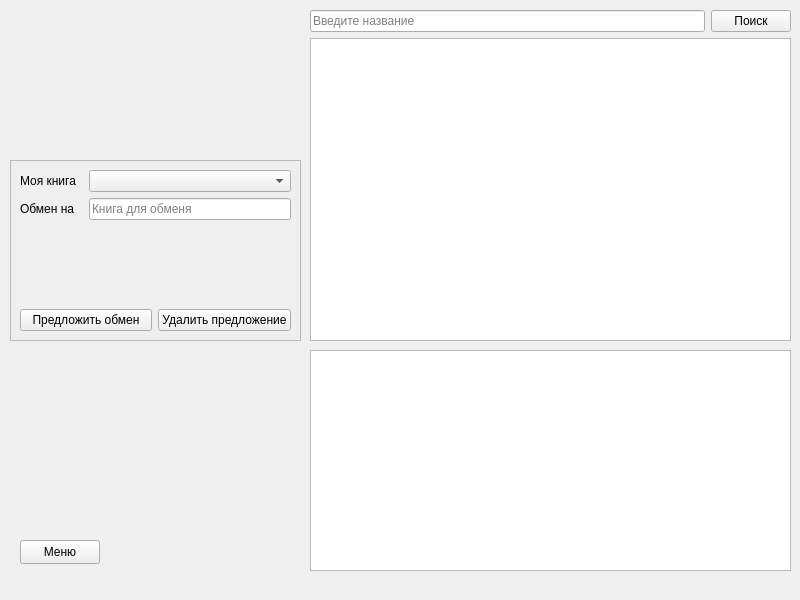
First picture: the form in useroffers.ui, repository DeveloperMan313/book-exchange-qt, before the edit.
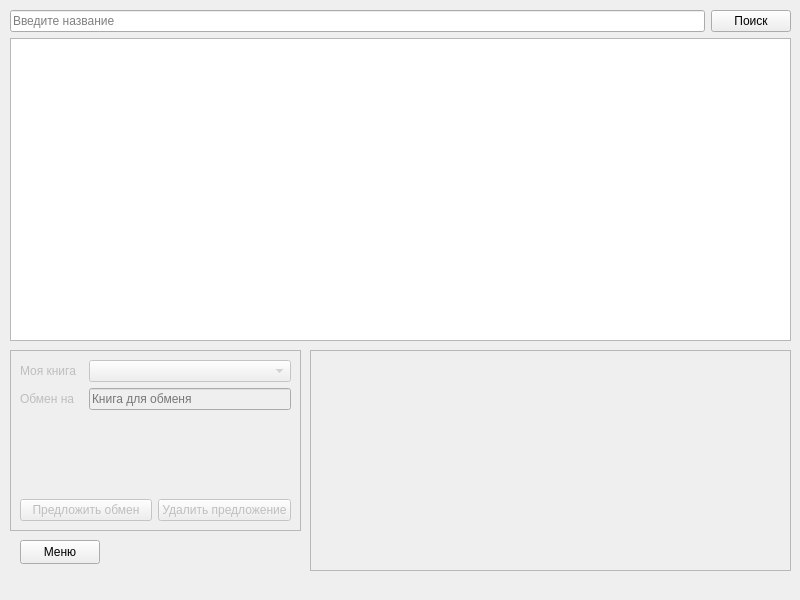
Second picture: the form after the edit.

Patch:
```diff
--- a/useroffers.ui
+++ b/useroffers.ui
@@ -21,10 +21,13 @@
   </property>
   <widget class="QWidget" name="centralwidget">
    <widget class="QFrame" name="frame">
+    <property name="enabled">
+     <bool>false</bool>
+    </property>
     <property name="geometry">
      <rect>
       <x>10</x>
-      <y>160</y>
+      <y>350</y>
       <width>291</width>
       <height>181</height>
      </rect>
@@ -130,9 +133,9 @@
    <widget class="QWidget" name="verticalLayoutWidget">
     <property name="geometry">
      <rect>
-      <x>310</x>
+      <x>10</x>
       <y>10</y>
-      <width>481</width>
+      <width>781</width>
       <height>331</height>
      </rect>
     </property>
@@ -168,6 +171,9 @@
     </layout>
    </widget>
    <widget class="QTableWidget" name="twMine">
+    <property name="enabled">
+     <bool>false</bool>
+    </property>
     <property name="geometry">
      <rect>
       <x>310</x>
@@ -190,7 +196,7 @@
      <x>0</x>
      <y>0</y>
      <width>800</width>
-     <height>21</height>
+     <height>25</height>
     </rect>
    </property>
   </widget>
```
